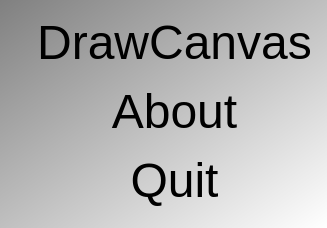
Above: Tools/ToolTestMultiCanvas/qttestmulticanvasmenudialog.ui from richelbilderbeek/ProjectRichelBilderbeek before the change. Below: the same form after it.
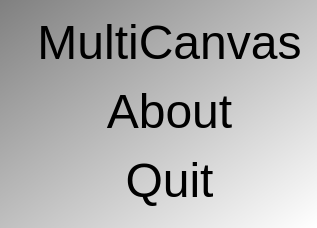
That is the form after the change. Icons and pictures are not drawn.

Diff of the .ui file:
```diff
--- a/Tools/ToolTestMultiCanvas/qttestmulticanvasmenudialog.ui
+++ b/Tools/ToolTestMultiCanvas/qttestmulticanvasmenudialog.ui
@@ -49,7 +49,7 @@
    <item row="0" column="1">
     <widget class="QPushButton" name="button_start_canvas">
      <property name="text">
-      <string>DrawCanvas</string>
+      <string>MultiCanvas</string>
      </property>
      <property name="flat">
       <bool>true</bool>
```
Left out of the diff: 4 changed lines with no effect on the pictures.
